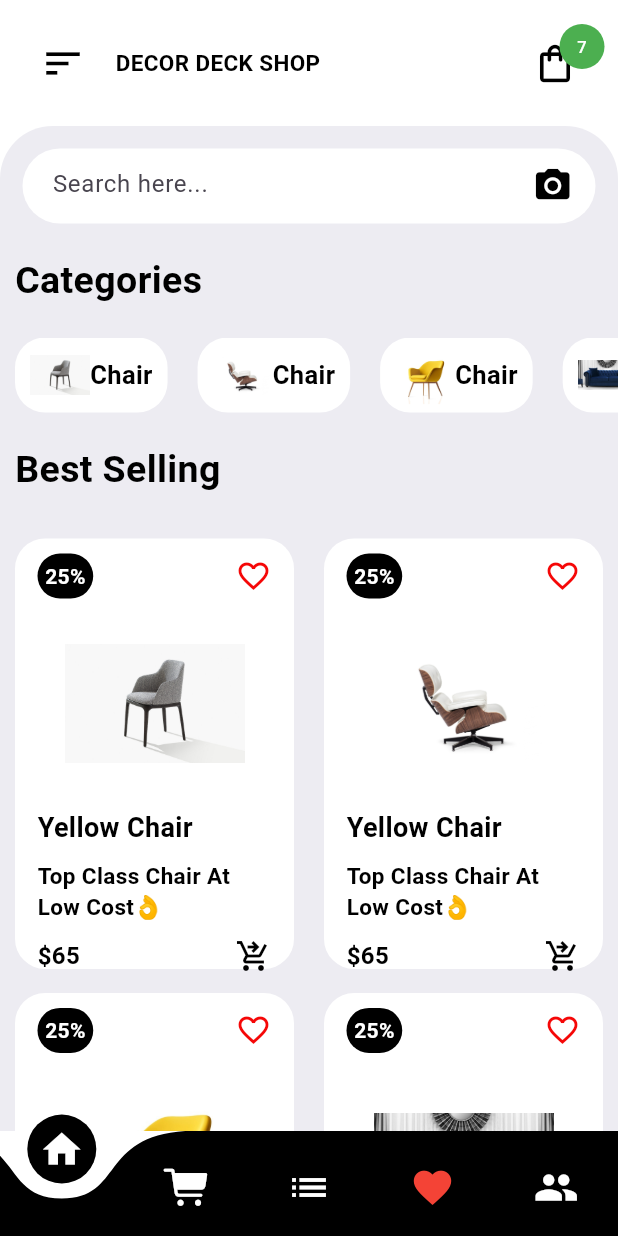
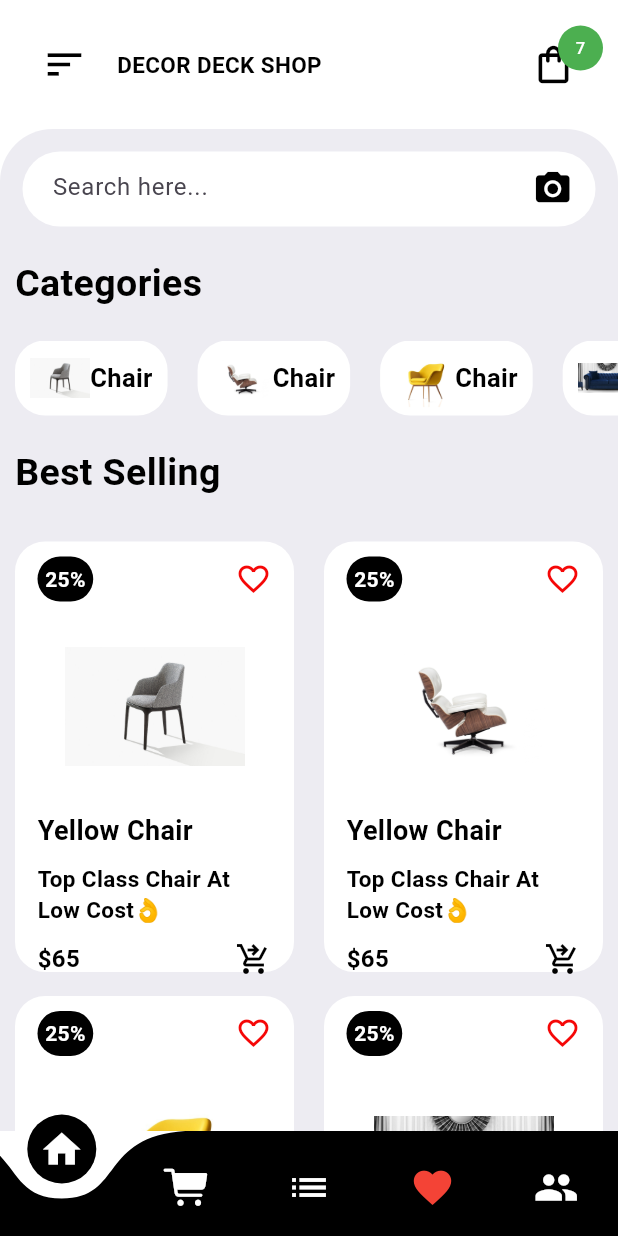
Before and after one commit to SherwinDmonte/Decor-Deck, a Flutter app: the screen it shows after launch, on a phone screen of 412 x 824 dp. Run offline on Flutter 3.47's test engine with Material 3 defaults, Android fonts, the phone set to English and light mode, and no system bars; drawn by our look-alikes of curved_navigation_bar.

```diff
--- a/project/lib/widget/HomeAppBar.dart
+++ b/project/lib/widget/HomeAppBar.dart
@@ -5,7 +5,7 @@ class HomeAppBar extends StatelessWidget {
   Widget build(BuildContext context) {
     return Container(
       color: Colors.white,
-      padding: EdgeInsets.all(27),
+      padding: EdgeInsets.all(28),
       child: Row(
         children: [
           Icon(Icons.sort, size: 30, color: Colors.black),
```
